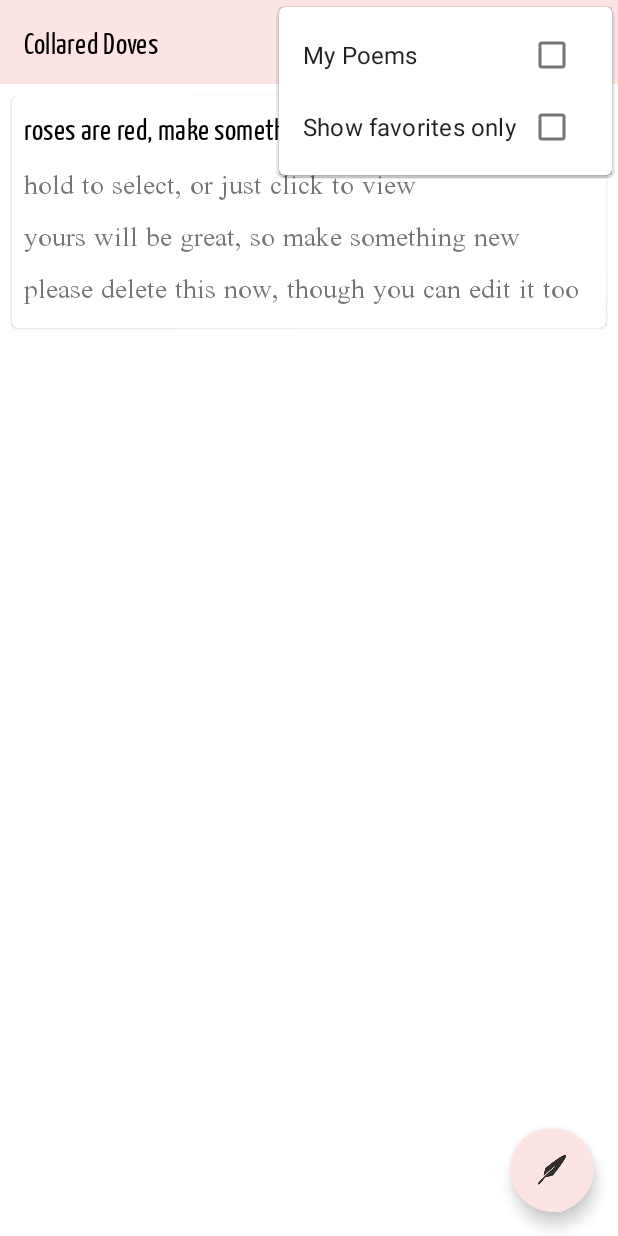
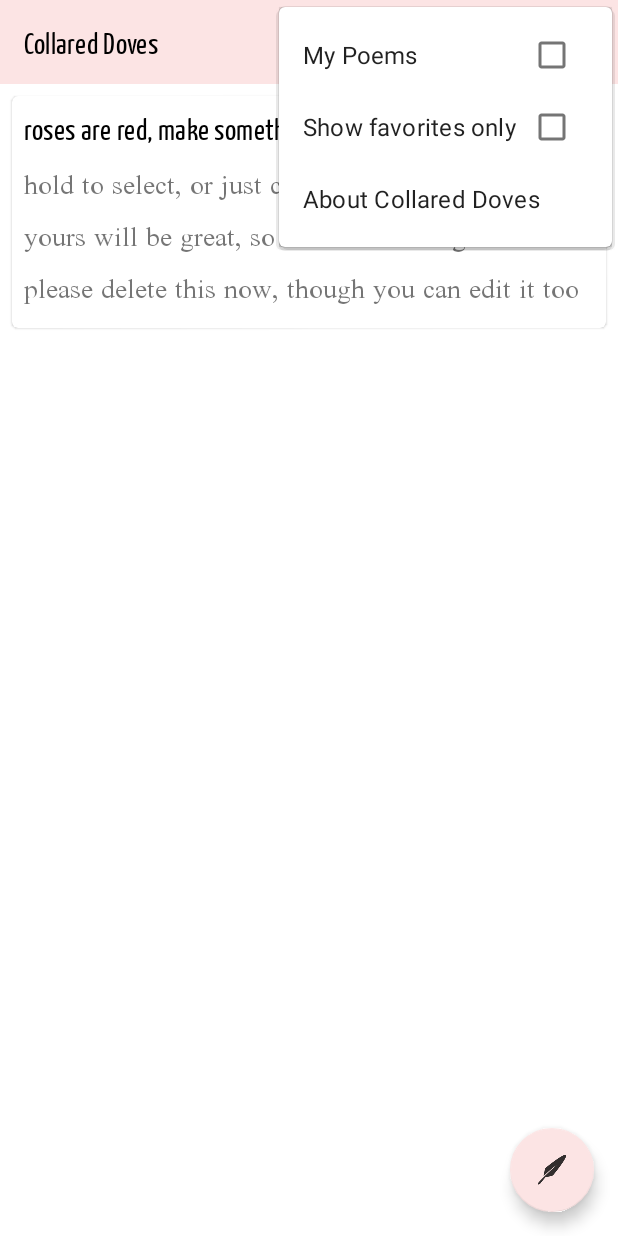
Before and after one commit to vlad-ed-git/collared_dove, an Android app: the screen it shows after launch (MainActivity), with the options menu open, on a phone screen of 412 x 824 dp. Run offline under Robolectric (Android 15) with nearby library versions, the phone set to English and light mode, and no system bars; our stand-ins replace Dagger/Hilt's generated code, Room's generated code, data binding, navigation-ui.

Commit message:
added about app

```diff
--- a/src/app/src/main/java/com/dev_vlad/collared_doves/MainActivity.kt
+++ b/src/app/src/main/java/com/dev_vlad/collared_doves/MainActivity.kt
@@ -65,6 +65,12 @@ class MainActivity : AppCompatActivity() {
                     }
                 }
 
+                R.id.aboutAppFragment -> {
+                    binding.apply {
+                        toolbar.isVisible = false
+                    }
+                }
+
                 else -> {
                     binding.toolbar.isVisible = true
                 }
--- a/src/app/src/main/res/menu/poems_menu.xml
+++ b/src/app/src/main/res/menu/poems_menu.xml
@@ -12,6 +12,7 @@
         android:title="@string/delete_selected_txt"
         app:showAsAction="ifRoom"/>
 
+
     <item android:id="@+id/action_show_mine"
         android:checkable="true"
         android:title="@string/show_my_poems_only_txt"
@@ -21,4 +22,8 @@
         android:checkable="true"
         android:title="@string/show_favorites_only_txt"
         app:showAsAction="never"/>
+
+    <item android:id="@+id/aboutAppFragment"
+        android:title="@string/fragment_about_lbl"
+        app:showAsAction="never"/>
 </menu>
--- a/src/app/src/main/res/navigation/main_nav.xml
+++ b/src/app/src/main/res/navigation/main_nav.xml
@@ -15,6 +15,9 @@
         <action
             android:id="@+id/action_poemsFragment_to_poemsAddEditFragment"
             app:destination="@id/poemsAddEditFragment" />
+        <action
+            android:id="@+id/action_poemsFragment_to_aboutAppFragment"
+            app:destination="@id/aboutAppFragment" />
     </fragment>
     <fragment
         android:id="@+id/poemDetailsFragment"
@@ -38,4 +41,9 @@
             app:argType="integer"
             android:defaultValue="-1" />
     </fragment>
+    <fragment
+        android:id="@+id/aboutAppFragment"
+        android:name="com.dev_vlad.collared_doves.views.misc.AboutAppFragment"
+        android:label="@string/fragment_about_lbl"
+        tools:layout="@layout/fragment_about" />
 </navigation>
--- a/src/app/src/main/res/values/dimens.xml
+++ b/src/app/src/main/res/values/dimens.xml
@@ -3,4 +3,5 @@
     <dimen name="md_space">16dp</dimen>
     <dimen name="expanded_app_bar_height">152dp</dimen>
     <dimen name="std_space">8dp</dimen>
+    <dimen name="clickable_std">48dp</dimen>
 </resources>
--- a/src/app/src/main/res/values/strings.xml
+++ b/src/app/src/main/res/values/strings.xml
@@ -23,4 +23,8 @@
     <string name="cancel">Cancel</string>
     <string name="toggle_fav_menu_action_txt">Add or Remove Favorite</string>
     <string name="share_menu_action_txt">Share</string>
+
+    <string name="app_logo">app logo</string>
+    <string name="fav_icon_attribution">App Developed By Vladimir Peter\nIcons made by Freepik from www.flaticon.com</string>
+    <string name="fragment_about_lbl">About Collared Doves</string>
 </resources>
```
Also changed, not shown: src/app/src/main/java/com/dev_vlad/collared_doves/views/misc/AboutAppFragment.kt (added, +9 -0 lines), src/app/src/main/java/com/dev_vlad/collared_doves/views/poems/PoemsFragment.kt (+7 -0 lines), src/app/src/main/res/layout/fragment_about.xml (added, +47 -0 lines).
